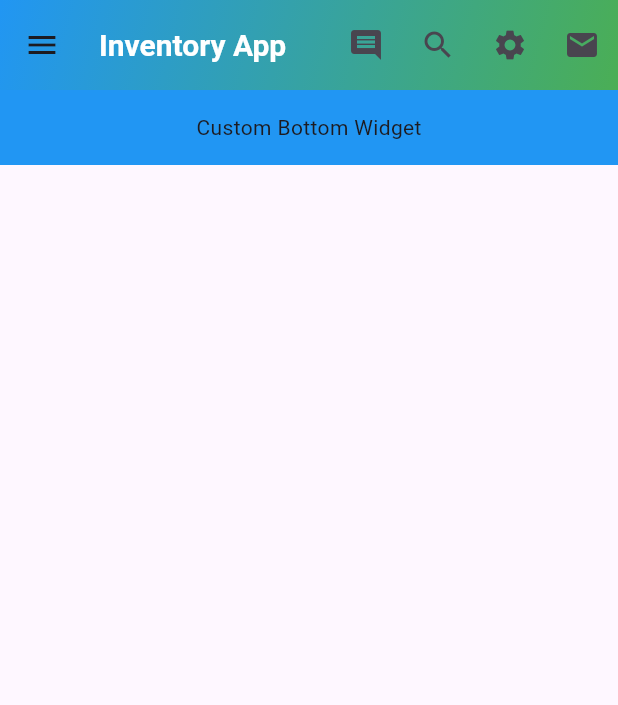
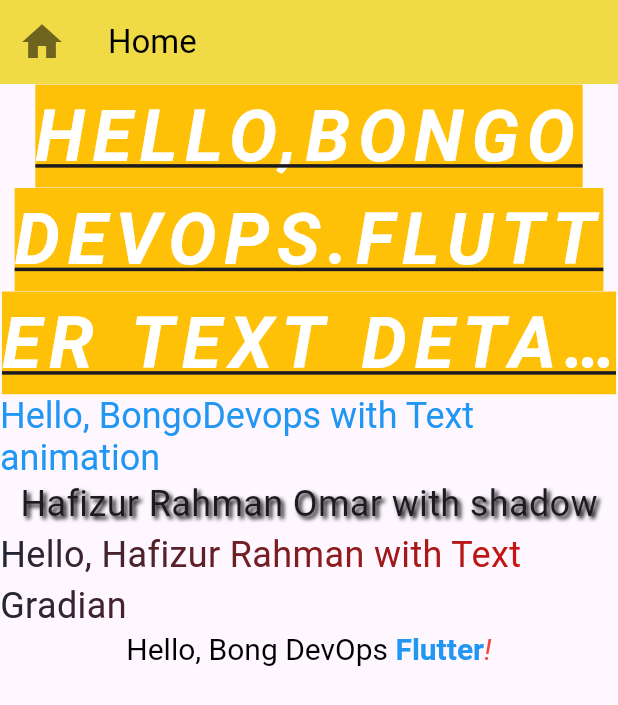
Before and after one commit to bongodevops/Flutter_Custom_Widgets, a Flutter app: the screen it shows after launch, on a phone screen of 412 x 824 dp. Shown: the top 705 px of the screen. Run offline on Flutter 3.47's test engine with Material 3 defaults, Android fonts, the phone set to English and light mode, and no system bars.

Commit message:
Text Details

```diff
--- a/lib/main.dart
+++ b/lib/main.dart
@@ -1,154 +1,138 @@
 import 'package:flutter/material.dart';
 
-main(){
-  runApp(const MyApp()); // Application
+void main() {
+  runApp(const MyApp());
 }
 
-
-class MyApp extends StatelessWidget{
+class MyApp extends StatelessWidget {
   const MyApp({super.key});
 
   @override
   Widget build(BuildContext context) {
-
     return  MaterialApp(
-        theme: ThemeData(primarySwatch: Colors.green,
-          iconTheme: IconThemeData(
-            color: Colors.white,
-          ),
-
-        ) ,
-
-        darkTheme: ThemeData(primarySwatch:Colors.amber),
-        color: Colors.blue,
-        debugShowCheckedModeBanner: false,
-        home:const HomeActivity()
+      title: 'Only Text Practice',
+      theme: ThemeData(
+        textTheme: TextTheme(
+          headlineLarge: TextStyle(fontSize: 32, fontWeight: FontWeight.bold),
+          bodyLarge: TextStyle(fontSize: 16, color: Colors.black),
+        ),
+      ),
+      home: HomeScreen(),
     );
-
   }
 }
 
-
-class HomeActivity extends StatelessWidget{
-  const HomeActivity({super.key});
-
-
-  mySnackBar(message,context){
-    return ScaffoldMessenger.of(context).showSnackBar(
-        SnackBar(content: Text(message))
-    );
-  }
-
-
-
+class HomeScreen extends StatelessWidget {
+  const HomeScreen({super.key});
 
   @override
   Widget build(BuildContext context) {
+    return Scaffold(
+      //backgroundColor: const Color(0xFF10C419),
+      appBar: AppBar(
+        leading: const Icon(Icons.home, color: Colors.black54, size: 32,),
+        title: const Text('Home', style: TextStyle(
+            color: Colors.black
+        ),),
+        backgroundColor: Colors.yellow,
+        elevation: 5,
+      ),
+      body: Column(
+        children: [
 
-    return Scaffold(
-      appBar: AppBar(
+          Text(
 
-        title:  Text("Inventory App",style: TextStyle(
-          fontSize: 20.0,
-          fontWeight: FontWeight.bold,
-          color: Colors.white,
-        ),),
+            'Hello,Bongo Devops.Flutter text details  Practice'.toUpperCase(),
+            //'Hello,Bongo Devops.Flutter text details  Practice'.toLowerCase(),
+            //textAlign: TextAlign.center,
+            //textAlign: TextAlign.start,
+            //textAlign: TextAlign.justify,
+            textAlign: TextAlign.center,
+            //textAlign: TextAlign.left,
+            //textAlign: TextAlign.right,
+            //textAlign: TextAlign.end,
 
-//// AppBar with Custom Background Gradient
-        flexibleSpace: Container(
-          decoration: BoxDecoration(
-            gradient: LinearGradient(
-              colors: [Colors.blue, Colors.green],
-              begin: Alignment.topLeft,
-              end: Alignment.bottomRight,
+            maxLines: 3,
+            /// ফ্লাটারে টেক্সট স্কেলিং ব্যবহার করে ইউজারের ডিভাইসের টেক্সট সাইজ প্রেফারেন্স অনুযায়ী টেক্সট সাইজ পরিবর্তন করা যায়।
+            textScaler: TextScaler.linear(1.5),
+
+            style: const TextStyle(
+              color: Colors.white,
+              fontSize: 32,
+              fontWeight: FontWeight.bold,
+              fontStyle: FontStyle.italic,
+              backgroundColor: Colors.amber,
+              // backgroundColor: Colors.grey,
+              decoration: TextDecoration.underline,
+              //decoration: TextDecoration.lineThrough,
+              //decoration: TextDecoration.overline,
+              //decoration: TextDecoration.none,
+              wordSpacing: 4,
+              letterSpacing: 5,
+              overflow: TextOverflow.ellipsis,
+              //overflow: TextOverflow.fade,
+              //overflow: TextOverflow.clip,
+              //overflow: TextOverflow.visible,
+
+            ),
+
+          ),
+
+          AnimatedDefaultTextStyle(
+            style: TextStyle(
+              color: Colors.blue,
+              fontSize: 24,
+            ),
+            duration: Duration(seconds: 1),
+            child: Text('Hello, BongoDevops with Text animation'),
+          ),
+
+          /// টেক্সট শ্যাডো
+          Text(
+            'Hafizur Rahman Omar with shadow',
+            style: TextStyle(
+              fontSize: 24,
+              shadows: [
+                Shadow(
+                  color: Colors.black,
+                  offset: Offset(2, 2),
+                  blurRadius: 3,
+                ),
+              ],
+            ),
+
+          ),
+          ///  টেক্সট গ্রেডিয়েন্ট
+          ShaderMask(
+            shaderCallback: (bounds) {
+              return LinearGradient(
+                colors: [Colors.blue, Colors.red],
+              ).createShader(bounds);
+            },
+            child: Text(
+              'Hello, Hafizur Rahman with Text Gradian',
+              style: TextStyle(fontSize: 24, color: Colors.red),
             ),
           ),
-        ),
+          ///রিচ টেক্সট (RichText)
 
-        titleSpacing: 10,
-        toolbarHeight: 60,
-        toolbarOpacity: 1,
-        elevation: 5,
-        //centerTitle: true,
-        // brightness: Brightness.dark,
-        // backgroundColor: Colors.amber,
-        backgroundColor: Colors.transparent,
-        //// AppBar with Custom Action Widget and Icon
-        actions: [
-          IconButton(onPressed: (){mySnackBar("I am comments",context);}, icon: const Icon(Icons.comment)),
-          IconButton(onPressed: (){mySnackBar("I am search",context);}, icon: const Icon(Icons.search)),
-          IconButton(onPressed: (){mySnackBar("I am settings",context);}, icon: const Icon(Icons.settings)),
-          IconButton(onPressed: (){mySnackBar("I am email",context);}, icon: const Icon(Icons.email))
-
+          RichText(text: TextSpan(
+            text: 'Hello, Bong DevOps ',
+            style: TextStyle(color: Colors.black, fontSize: 20),
+            children: <TextSpan>[
+              TextSpan(
+                text: 'Flutter',
+                style: TextStyle(color: Colors.blue, fontWeight: FontWeight.bold),
+              ),
+              TextSpan(
+                text: '!',
+                style: TextStyle(color: Colors.red, fontStyle: FontStyle.italic),
+              ),
+            ],
+          ),)
         ],
-
-
-        //// PopupMenuButton
-        // actions: [
-        //   IconButton(
-        //     icon: Icon(Icons.search),
-        //     onPressed: () {
-        //       // Search action
-        //     },
-        //   ),
-        //   PopupMenuButton(
-        //     itemBuilder: (context) => [
-        //       PopupMenuItem(
-        //         child: Text('Settings'),
-        //         value: 'settings',
-        //       ),
-        //       PopupMenuItem(
-        //         child: Text('Logout'),
-        //         value: 'logout',
-        //       ),
-        //     ],
-        //     onSelected: (value) {
-        //       // Handle menu item selection
-        //     },
-        //   ),
-        // ],
-        leading: IconButton(onPressed: (){}, icon: Icon(Icons.menu)),
-
-        //// AppBar with Search
-
-        // title: TextField(
-        //   decoration: InputDecoration(
-        //     hintText: 'Search...',
-        //     border: InputBorder.none,
-        //   ),
-        // ),
-
-        ////একটি কাস্টম টাইটেল widget এবং আইকন সহ AppBar তৈরি করতে title প্রপার্টি ব্যবহার করুন।
-        // title: Row(
-        //   children: [
-        //     Icon(Icons.home),
-        //     SizedBox(width: 10),
-        //     Text('My App'),
-        //   ],
-        // ),
-
-        //// AppBar with Custom Bottom Height
-        bottom: PreferredSize(
-
-          preferredSize: Size.fromHeight(50.0),
-          child: Container(
-            color: Colors.blue,
-            height: 50.0,
-            child: Center(
-              child: Text('Custom Bottom Widget'),
-            ),
-          ),
-        ),
-
       ),
 
-
-
-
     );
-
   }
-
-
-
 }
```
